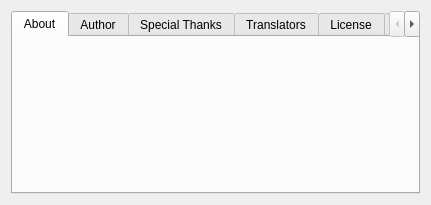
Before: the Qt Designer form src/main/python/Byakugan/gui/windows/ui/ui_about.ui in sharpcodex/Byakugan, drawn with Qt 5.
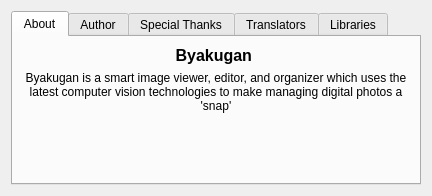
After: the same form once the commit is applied. The open tabs and pages were chosen to show the change.

Commit message: Add about dialog info

```diff
--- a/src/main/python/Byakugan/gui/windows/ui/ui_about.ui
+++ b/src/main/python/Byakugan/gui/windows/ui/ui_about.ui
@@ -7,8 +7,8 @@
    <rect>
     <x>0</x>
     <y>0</y>
-    <width>431</width>
-    <height>205</height>
+    <width>432</width>
+    <height>196</height>
    </rect>
   </property>
   <property name="windowTitle">
@@ -21,34 +21,59 @@
    <item>
     <widget class="QTabWidget" name="tw_tabs">
      <property name="currentIndex">
-      <number>5</number>
+      <number>0</number>
      </property>
      <widget class="QWidget" name="aboutTab">
       <attribute name="title">
        <string>About</string>
       </attribute>
-      <layout class="QGridLayout" name="aboutTabLayout">
-       <item row="0" column="0">
-        <widget class="QLabel" name="labelMascot"/>
-       </item>
-       <item row="0" column="1">
-        <widget class="QLabel" name="labelAbout">
-         <property name="sizePolicy">
-          <sizepolicy hsizetype="Expanding" vsizetype="Expanding">
-           <horstretch>0</horstretch>
-           <verstretch>0</verstretch>
-          </sizepolicy>
-         </property>
-         <property name="textFormat">
-          <enum>Qt::RichText</enum>
-         </property>
-         <property name="wordWrap">
-          <bool>true</bool>
-         </property>
-         <property name="openExternalLinks">
-          <bool>true</bool>
-         </property>
-        </widget>
+      <layout class="QHBoxLayout" name="horizontalLayout">
+       <item>
+        <layout class="QVBoxLayout" name="verticalLayout">
+         <item>
+          <widget class="QLabel" name="label_3">
+           <property name="font">
+            <font>
+             <pointsize>12</pointsize>
+             <weight>75</weight>
+             <bold>true</bold>
+            </font>
+           </property>
+           <property name="text">
+            <string>Byakugan </string>
+           </property>
+           <property name="alignment">
+            <set>Qt::AlignHCenter|Qt::AlignTop</set>
+           </property>
+          </widget>
+         </item>
+         <item>
+          <widget class="QLabel" name="label_4">
+           <property name="text">
+            <string>Byakugan is a smart image viewer, editor, and organizer which uses the latest computer vision technologies to make managing digital photos a 'snap'</string>
+           </property>
+           <property name="alignment">
+            <set>Qt::AlignCenter</set>
+           </property>
+           <property name="wordWrap">
+            <bool>true</bool>
+           </property>
+          </widget>
+         </item>
+         <item>
+          <spacer name="verticalSpacer_3">
+           <property name="orientation">
+            <enum>Qt::Vertical</enum>
+           </property>
+           <property name="sizeHint" stdset="0">
+            <size>
+             <width>20</width>
+             <height>40</height>
+            </size>
+           </property>
+          </spacer>
+         </item>
+        </layout>
        </item>
       </layout>
      </widget>
@@ -180,32 +205,6 @@
        </item>
       </layout>
      </widget>
-     <widget class="QWidget" name="licenseTab">
-      <attribute name="title">
-       <string>License</string>
-      </attribute>
-      <layout class="QVBoxLayout" name="licenseTabLayout">
-       <property name="leftMargin">
-        <number>0</number>
-       </property>
-       <property name="topMargin">
-        <number>0</number>
-       </property>
-       <property name="rightMargin">
-        <number>0</number>
-       </property>
-       <property name="bottomMargin">
-        <number>0</number>
-       </property>
-       <item>
-        <widget class="QTextBrowser" name="textBrowserLicense">
-         <property name="openExternalLinks">
-          <bool>true</bool>
-         </property>
-        </widget>
-       </item>
-      </layout>
-     </widget>
      <widget class="QWidget" name="librariesTab">
       <attribute name="title">
        <string>Libraries</string>
@@ -236,6 +235,9 @@
          </item>
          <item row="2" column="1">
           <widget class="QLabel" name="labelBoostVer">
+           <property name="text">
+            <string>https://github.com/spyder-ide/qtawesome</string>
+           </property>
            <property name="textInteractionFlags">
             <set>Qt::LinksAccessibleByMouse|Qt::TextSelectableByMouse</set>
            </property>
@@ -295,31 +297,8 @@
          </item>
          <item row="0" column="1">
           <widget class="QLabel" name="labelQtVer">
-           <property name="textInteractionFlags">
-            <set>Qt::LinksAccessibleByMouse|Qt::TextSelectableByMouse</set>
-           </property>
-          </widget>
-         </item>
-         <item row="3" column="0">
-          <widget class="QLabel" name="label_11">
            <property name="text">
-            <string notr="true">Lib</string>
-           </property>
-           <property name="alignment">
-            <set>Qt::AlignLeading|Qt::AlignLeft|Qt::AlignVCenter</set>
-           </property>
-           <property name="textInteractionFlags">
-            <set>Qt::LinksAccessibleByMouse|Qt::TextSelectableByMouse</set>
-           </property>
-          </widget>
-         </item>
-         <item row="4" column="0">
-          <widget class="QLabel" name="label_12">
-           <property name="text">
-            <string notr="true">Lib</string>
-           </property>
-           <property name="alignment">
-            <set>Qt::AlignLeading|Qt::AlignLeft|Qt::AlignVCenter</set>
+            <string>https://www.qt.io/</string>
            </property>
            <property name="textInteractionFlags">
             <set>Qt::LinksAccessibleByMouse|Qt::TextSelectableByMouse</set>
@@ -328,6 +307,9 @@
          </item>
          <item row="1" column="1">
           <widget class="QLabel" name="labelLibtVer">
+           <property name="text">
+            <string>https://opencv.org/</string>
+           </property>
            <property name="textInteractionFlags">
             <set>Qt::LinksAccessibleByMouse|Qt::TextSelectableByMouse</set>
            </property>
@@ -342,13 +324,6 @@
          </item>
         </layout>
        </item>
-       <item>
-        <widget class="Line" name="line">
-         <property name="orientation">
-          <enum>Qt::Horizontal</enum>
-         </property>
-        </widget>
-       </item>
        <item>
         <spacer name="verticalSpacer_2">
          <property name="orientation">
```
The commit also changes 1 other file.
